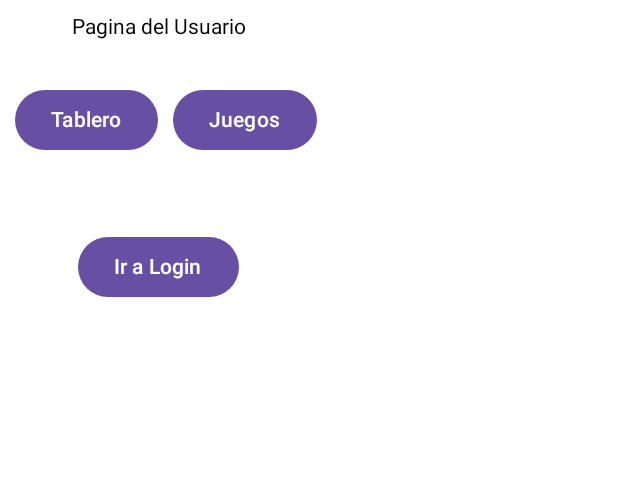
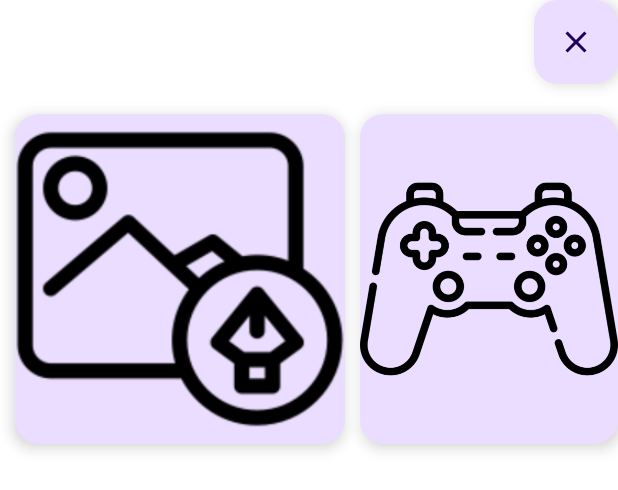
Before and after one commit to Rockking01/NuevoAmanecer, an Android app built with Jetpack Compose: the @Preview function userPage, on a phone screen of 412 x 824 dp. Shown: the top 490 px of the screen. Run offline under Robolectric (Android 15) with nearby library versions, the phone set to English and light mode, and no system bars.

Commit message:
Pagina del usuario actualizada

```diff
--- a/app/src/main/AndroidManifest.xml
+++ b/app/src/main/AndroidManifest.xml
@@ -16,7 +16,8 @@
             android:name=".MainActivity"
             android:exported="true"
             android:label="@string/app_name"
-            android:theme="@style/Theme.NuevoAmanecer">
+            android:theme="@style/Theme.NuevoAmanecer"
+            android:screenOrientation="landscape">
             <intent-filter>
                 <action android:name="android.intent.action.MAIN" />
 
--- a/app/src/main/java/com/example/nuevoamanecer/MainActivity.kt
+++ b/app/src/main/java/com/example/nuevoamanecer/MainActivity.kt
@@ -28,7 +28,7 @@ class MainActivity : ComponentActivity() {
                     modifier = Modifier.fillMaxSize(),
                     color = MaterialTheme.colorScheme.background
                 ) {
-                    Login()
+                    userPage()
                 }
             }
         }
--- a/app/src/main/java/com/example/nuevoamanecer/Pantallas/userPage.kt
+++ b/app/src/main/java/com/example/nuevoamanecer/Pantallas/userPage.kt
@@ -1,55 +1,84 @@
 package com.example.nuevoamanecer.Pantallas
 
+import androidx.compose.foundation.Image
+import androidx.compose.foundation.background
+import androidx.compose.foundation.layout.Box
 import androidx.compose.foundation.layout.Column
 import androidx.compose.foundation.layout.Row
+import androidx.compose.foundation.layout.fillMaxSize
 import androidx.compose.foundation.layout.padding
+import androidx.compose.foundation.layout.size
+import androidx.compose.material.icons.Icons
+import androidx.compose.material.icons.filled.Close
 import androidx.compose.material3.Button
+import androidx.compose.material3.FloatingActionButton
+import androidx.compose.material3.Icon
 import androidx.compose.material3.Text
 import androidx.compose.runtime.Composable
 import androidx.compose.ui.Alignment
 import androidx.compose.ui.Modifier
+import androidx.compose.ui.draw.paint
+import androidx.compose.ui.graphics.Color
+import androidx.compose.ui.layout.ContentScale
+import androidx.compose.ui.res.painterResource
+import androidx.compose.ui.tooling.preview.Preview
 import androidx.compose.ui.unit.dp
+import com.example.nuevoamanecer.R
 
+@Preview
 @Composable
 fun userPage(){
+
+    Box(
+        modifier = Modifier.background(Color(0xFFa1beff))
+
+        ){
+
+    }
+
     Column {
-        Text(
+
+        FloatingActionButton(
+            onClick = {
+                // Aqui iria el navController
+            },
             modifier = Modifier
-                .align(Alignment.CenterHorizontally)
-                .padding(vertical = 10.dp),
-            text = "Pagina del Usuario"
-        )
+                .align(Alignment.End)
+        ) {
+            Icon(Icons.Filled.Close, "Cerrar Sesion")
+        }
+
         Row(
             modifier = Modifier
                 .padding(vertical = 10.dp)
                 .align(Alignment.CenterHorizontally)
         ) {
-            Button(
+            FloatingActionButton(
                 onClick = {
                     // Aqui iria el navController
                 },
                 modifier = Modifier.padding(vertical = 10.dp, horizontal = 10.dp)
             ) {
-                Text(text = "Tablero")
+                Image(
+                    painter = painterResource(id = R.drawable.tableroimage),
+                    contentDescription = "Tablero",
+                    modifier = Modifier.size(220.dp)
+                )
             }
-            Button(
+            FloatingActionButton(
                 onClick = {
                     // Aqui iria el navController
                 },
                 modifier = Modifier.padding(vertical = 10.dp)
             ) {
-                Text(text = "Juegos")
+                Image(
+                    painter = painterResource(id = R.drawable.juegosimage),
+                    contentDescription = "Juegos",
+                    modifier = Modifier.size(220.dp)
+                )
             }
         }
-        Button(
-            onClick = {
-                // Aqui iria el navController
-            },
-            modifier = Modifier
-                .align(Alignment.CenterHorizontally)
-                .padding(vertical = 30.dp)
-        ) {
-            Text(text = "Ir a Login")
-        }
+
+
     }
 }
```
Also changed, not shown: app/src/main/res/drawable/juegosimage.png (added), app/src/main/res/drawable/tableroimage.png (added).
